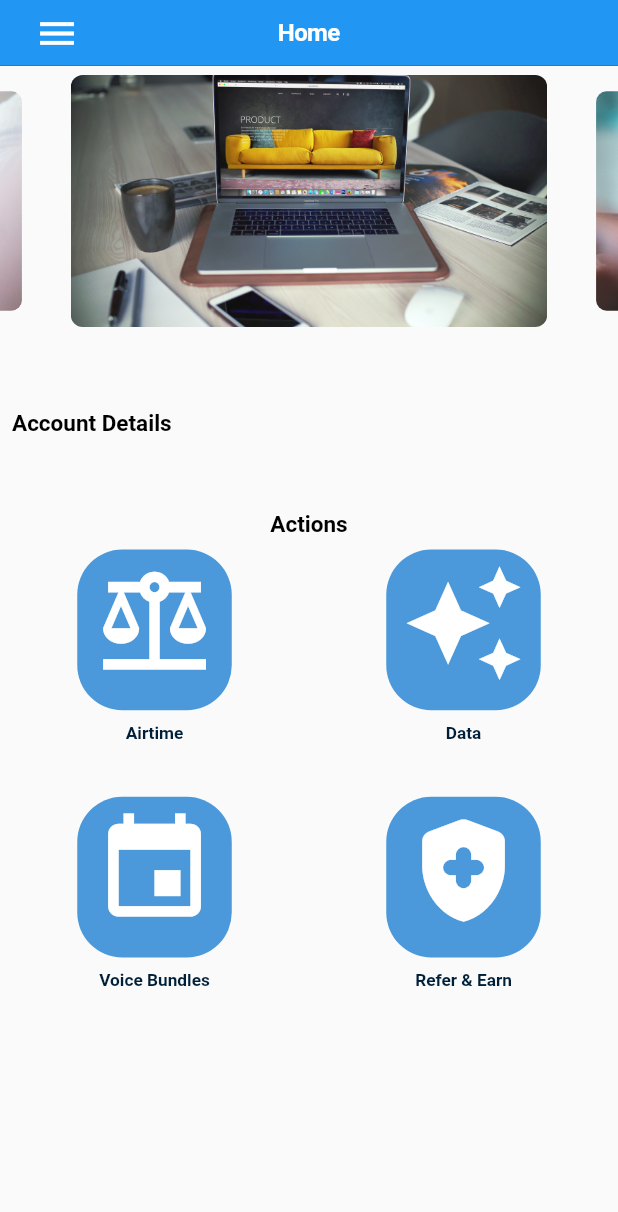
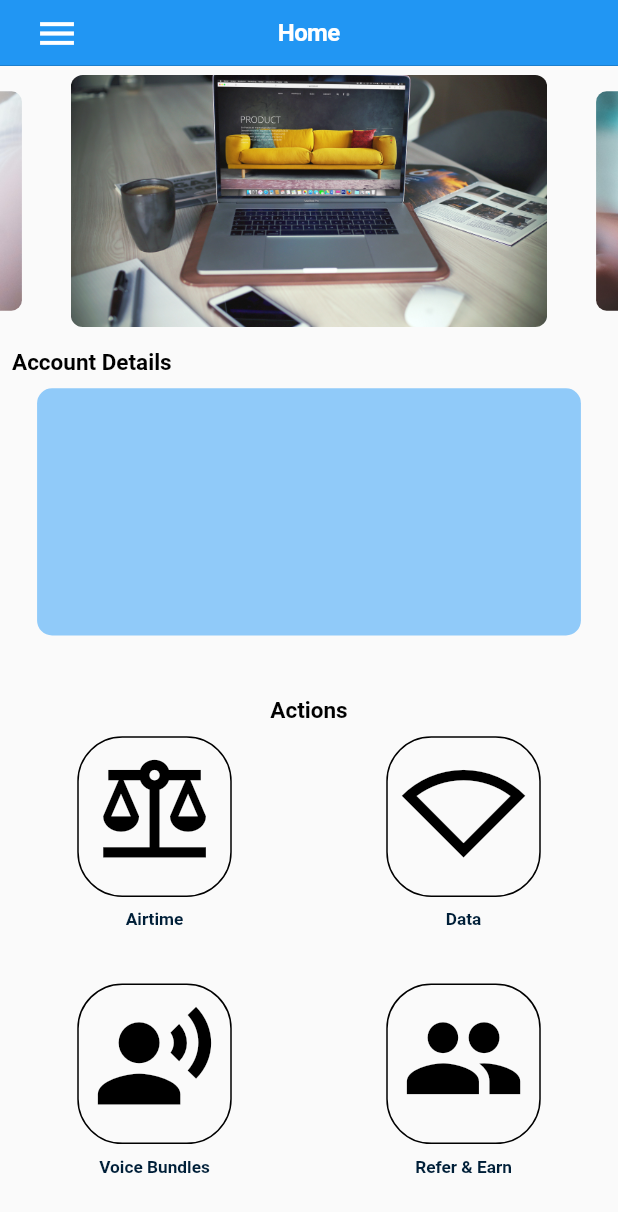
Before and after one commit to RutananaArnold/lyca_mobile, a Flutter app: the Index screen opened directly, on a phone screen of 412 x 824 dp. Shown: the top 1212 px of the screen. Run offline on Flutter 3.47's test engine with Material 2 defaults, Android fonts, the phone set to English and light mode, and no system bars; drawn by our look-alikes of carousel_slider, flutter_zoom_drawer; our stand-ins replace intl_phone_field, pinput, pretty_qr_code.

Commit message:
UI modified

```diff
--- a/lib/auth/login.dart
+++ b/lib/auth/login.dart
@@ -17,9 +17,9 @@ class _LoginState extends State<Login> {
     final formKey = GlobalKey<FormState>();
     final size = MediaQuery.of(context).size;
     return Scaffold(
-      backgroundColor: Colors.red,
+      backgroundColor: Colors.blue,
       appBar: AppBar(
-        backgroundColor: Colors.red,
+        backgroundColor: Colors.blue,
         toolbarHeight: 200,
         elevation: 0,
         centerTitle: true,
--- a/lib/auth/verification.dart
+++ b/lib/auth/verification.dart
@@ -17,9 +17,9 @@ class _VerificationState extends State<Verification> {
     final formKey = GlobalKey<FormState>();
     final size = MediaQuery.of(context).size;
     return Scaffold(
-      backgroundColor: Colors.red,
+      backgroundColor: Colors.blue,
       appBar: AppBar(
-        backgroundColor: Colors.red,
+        backgroundColor: Colors.blue,
         toolbarHeight: 200,
         elevation: 0,
         centerTitle: true,
@@ -89,7 +89,7 @@ class _VerificationState extends State<Verification> {
                         ),
                         (route) => true);
                   },
-                  color: Colors.red,
+                  color: Colors.blue,
                   icon: Icons.arrow_forward,
                 ),
               ],
--- a/lib/constants.dart
+++ b/lib/constants.dart
@@ -2,5 +2,5 @@ import 'package:flutter/material.dart';
 
 const Color kcardIconFaded = Colors.red;
 const Color kappPrimary = Colors.black;
-const Color kappSecondary = Colors.red;
+const Color kappSecondary = Colors.blue;
 const Color cardColor = Color.fromARGB(255, 75, 153, 218);
--- a/lib/main.dart
+++ b/lib/main.dart
@@ -24,7 +24,7 @@ class MyApp extends StatelessWidget {
         // or simply save your changes to "hot reload" in a Flutter IDE).
         // Notice that the counter didn't reset back to zero; the application
         // is not restarted.
-        primarySwatch: Colors.blue,
+        primarySwatch: Colors.yellow,
       ),
       home: Login(),
     );
--- a/lib/screens/home.dart
+++ b/lib/screens/home.dart
@@ -1,7 +1,6 @@
 import 'package:flutter/material.dart';
 import 'package:carousel_slider/carousel_slider.dart';
 
-import '../constants.dart';
 import '../widgets/reusable_card.dart';
 
 class Home extends StatefulWidget {
@@ -51,7 +50,7 @@ class _HomeState extends State<Home> {
               ),
             ),
             SizedBox(
-              height: size.height * 0.05,
+              height: size.height * 0.001,
             ),
             Row(
               mainAxisAlignment: MainAxisAlignment.start,
@@ -65,9 +64,21 @@ class _HomeState extends State<Home> {
                         fontSize: 15,
                         fontWeight: FontWeight.bold),
                   ),
-                )
+                ),
               ],
             ),
+            Container(
+                height: size.height*0.2,
+                width: size.width * 0.88,
+                // padding: EdgeInsets.symmetric(horizontal: 20, vertical: 100),
+                decoration: BoxDecoration(
+                  color: Colors.blue[200],
+                  borderRadius: const BorderRadius.only(
+                      topLeft: Radius.circular(10),
+                      topRight: Radius.circular(10),
+                      bottomLeft: Radius.circular(10),
+                      bottomRight: Radius.circular(10)),
+                )),
             SizedBox(
               height: size.height * 0.05,
             ),
@@ -90,7 +101,7 @@ class _HomeState extends State<Home> {
                     children: [
                       Expanded(
                           child: ReusableCard(
-                        cardColor: cardColor,
+                        cardColor: Colors.transparent,
                         cardIcon: Icons.balance,
                         label: "Airtime",
                         tap: () {
@@ -103,8 +114,8 @@ class _HomeState extends State<Home> {
                       )),
                       Expanded(
                           child: ReusableCard(
-                        cardColor: cardColor,
-                        cardIcon: Icons.auto_awesome,
+                        cardColor: Colors.transparent,
+                        cardIcon: Icons.signal_wifi_statusbar_null_outlined,
                         label: "Data",
                         tap: () {
                           // createAlert(context);
@@ -122,8 +133,8 @@ class _HomeState extends State<Home> {
                     children: [
                       Expanded(
                         child: ReusableCard(
-                          cardColor: cardColor,
-                          cardIcon: Icons.event,
+                          cardColor: Colors.transparent,
+                          cardIcon: Icons.record_voice_over,
                           label: "Voice Bundles",
                           tap: () {
                             // Navigator.pushAndRemoveUntil(
@@ -137,8 +148,8 @@ class _HomeState extends State<Home> {
                       ),
                       Expanded(
                           child: ReusableCard(
-                        cardColor: cardColor,
-                        cardIcon: Icons.health_and_safety_rounded,
+                        cardColor: Colors.transparent,
+                        cardIcon: Icons.people,
                         label: "Refer & Earn",
                         tap: () {
                           // Navigator.pushAndRemoveUntil(
--- a/lib/screens/index.dart
+++ b/lib/screens/index.dart
@@ -2,10 +2,14 @@ import 'package:flutter/cupertino.dart';
 import 'package:flutter/material.dart';
 import 'package:flutter_zoom_drawer/config.dart';
 import 'package:flutter_zoom_drawer/flutter_zoom_drawer.dart';
+import 'package:lyca_mobile/screens/aboutus.dart';
 import 'package:lyca_mobile/screens/help_and_support.dart';
+import 'package:lyca_mobile/screens/scan_to_download.dart';
+import 'package:lyca_mobile/screens/terms_&_conditions.dart';
 import 'package:lyca_mobile/widgets/drawer_tile.dart';
 
 import 'home.dart';
+import 'settings.dart';
 
 class Index extends StatefulWidget {
   const Index({Key? key}) : super(key: key);
@@ -51,11 +55,11 @@ class _IndexState extends State<Index> {
   List<Widget> tabs = [
     Home(),
     Container(),
-    Container(),
-    Container(),
+    Settings(),
+    ScanToDownload(),
     const HelpAndSupport(),
-    Container(),
-    Container(),
+    TermsAndConditions(),
+    const AboutUs(),
     Container(),
   ];
 
--- a/lib/widgets/reusable_card.dart
+++ b/lib/widgets/reusable_card.dart
@@ -31,6 +31,7 @@ class ReusableCard extends StatelessWidget {
                 width: size.width * 0.25,
                 decoration: BoxDecoration(
                     color: cardColor,
+                    border: Border.all(),
                     borderRadius: const BorderRadius.only(
                         topLeft: Radius.circular(30),
                         topRight: Radius.circular(30),
@@ -46,7 +47,7 @@ class ReusableCard extends StatelessWidget {
                   child: Icon(
                     cardIcon,
                     size: size.height * 0.1,
-                    color: Colors.white,
+                    color: Colors.black,
                   ),
                 ),
               ),
--- a/pubspec.yaml
+++ b/pubspec.yaml
@@ -34,6 +34,7 @@ dependencies:
   flutter_zoom_drawer: ^3.0.2
   flutter_native_splash:
   carousel_slider: ^4.1.1
+  pretty_qr_code: ^2.0.2
 
 
   # The following adds the Cupertino Icons font to your application.
```
Also changed, not shown: lib/screens/aboutus.dart (added, +100 -0 lines), lib/screens/scan_to_download.dart (added, +25 -0 lines), lib/screens/settings.dart (added, +36 -0 lines), lib/screens/terms_&_conditions.dart (added, +26 -0 lines), lib/widgets/settings_tile.dart (added, +31 -0 lines), pubspec.lock.
